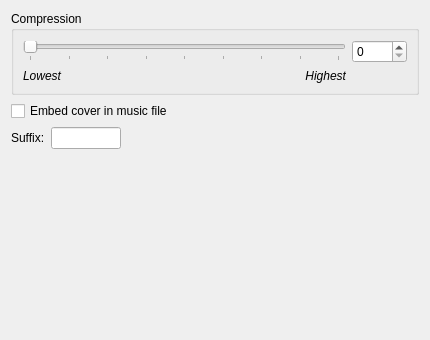
Above: widgets/flacwidgetUI.ui from janbar/CDDA-Ripper before the change. Below: the same form after it.
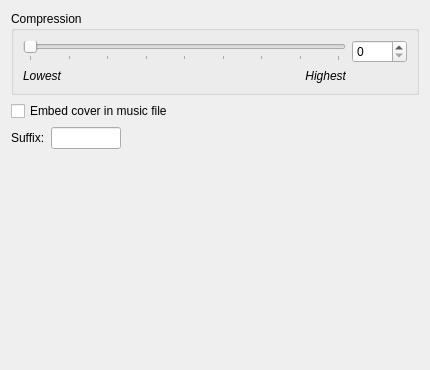
That is the form after the change.

Diff of the .ui file:
```diff
--- a/widgets/flacwidgetUI.ui
+++ b/widgets/flacwidgetUI.ui
@@ -7,13 +7,13 @@
     <x>0</x>
     <y>0</y>
     <width>430</width>
-    <height>340</height>
+    <height>370</height>
    </rect>
   </property>
   <property name="minimumSize">
    <size>
     <width>430</width>
-    <height>300</height>
+    <height>370</height>
    </size>
   </property>
   <layout class="QGridLayout" name="gridLayout_2">
```
Left out of the diff: 14 changed lines with no effect on the pictures.
